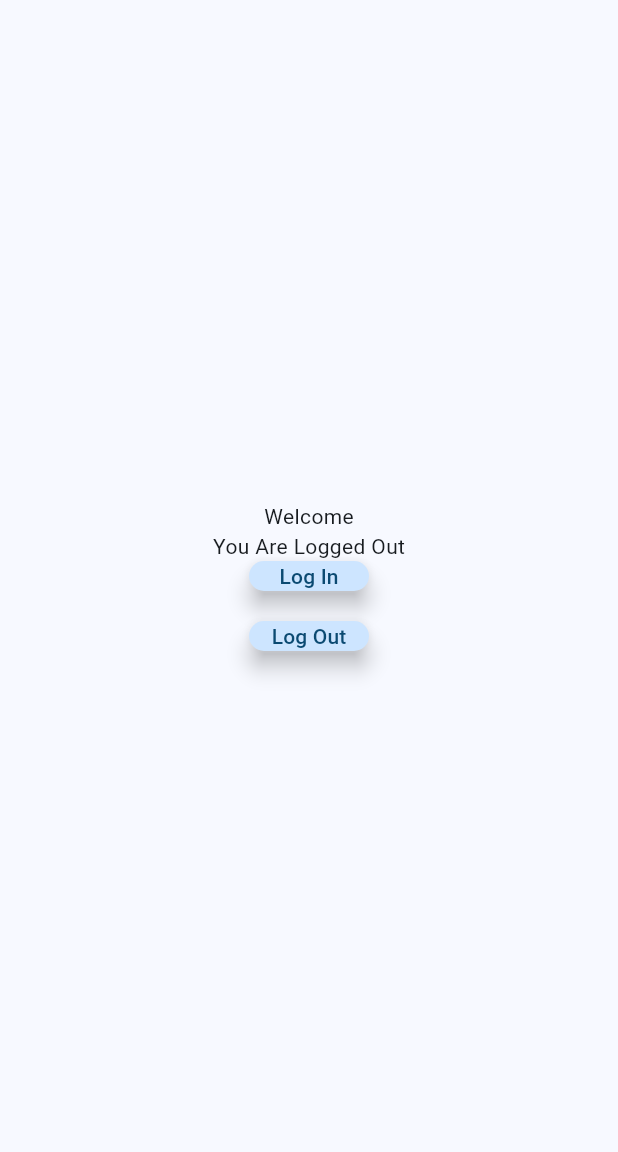
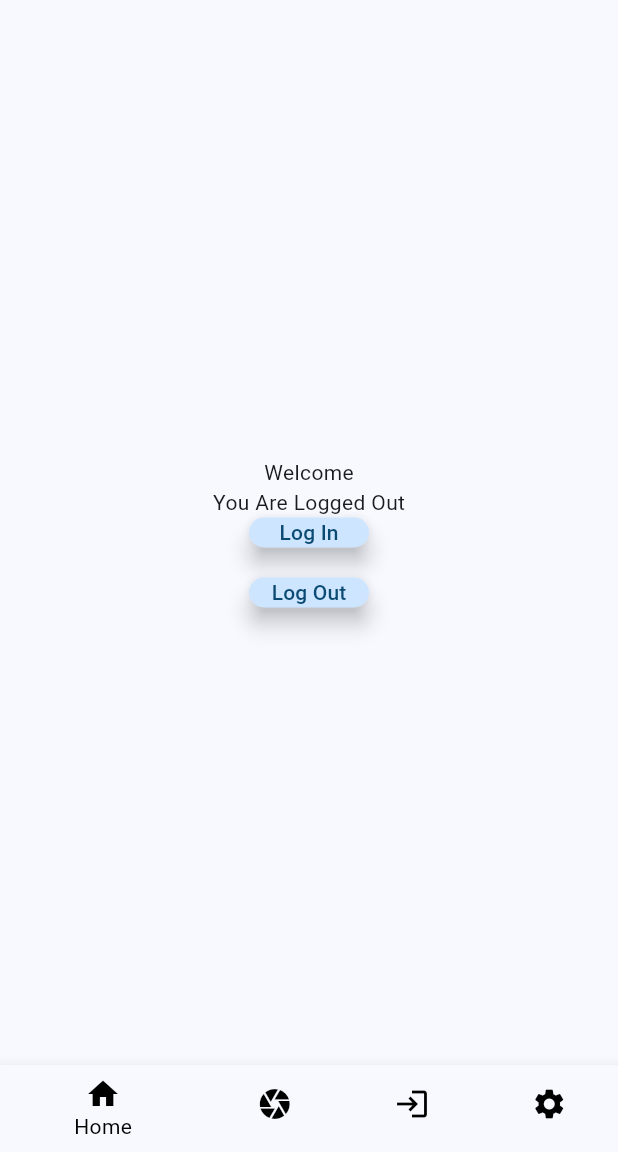
Before and after one commit to M-Masood4/TheftSense, a Flutter app: the screen it shows after launch, on a phone screen of 412 x 824 dp, the part 84-1236 px from its top. Run offline on Flutter 3.47's test engine with Material 3 defaults, Android fonts, the light colour scheme and no system bars.

Commit message:
added bottom bar UI (non-functional)

```diff
--- a/my_app/lib/main.dart
+++ b/my_app/lib/main.dart
@@ -47,6 +47,16 @@ class _MyHomePageState extends State<MyHomePage> {
   @override
   Widget build(BuildContext context) {
     return Scaffold(
+      bottomNavigationBar: BottomNavigationBar(
+              selectedItemColor: Colors.black,
+              unselectedItemColor: Colors.black,
+              items: const [
+                BottomNavigationBarItem(icon: Icon(Icons.home), label: 'Home'),
+                BottomNavigationBarItem(icon: Icon(Icons.camera), label: 'Cameras'),
+                BottomNavigationBarItem(icon: Icon(Icons.login), label: 'History'),
+                BottomNavigationBarItem(icon: Icon(Icons.settings), label: 'Settings')
+              ]
+            ),
       appBar: AppBar(
         backgroundColor: Theme.of(context).colorScheme.inversePrimary,
         title: Text(widget.title),
@@ -80,6 +90,18 @@ class _MyHomePageState extends State<MyHomePage> {
                 child: const Text('Log Out'),
               ),
             ),
+            /*
+            BottomNavigationBar(
+              selectedItemColor: Colors.black,
+              unselectedItemColor: Colors.black,
+              items: const [
+                BottomNavigationBarItem(icon: Icon(Icons.home), label: 'Home'),
+                BottomNavigationBarItem(icon: Icon(Icons.camera), label: 'Cameras'),
+                BottomNavigationBarItem(icon: Icon(Icons.login), label: 'History'),
+                BottomNavigationBarItem(icon: Icon(Icons.settings), label: 'Settings')
+              ]
+            )
+            */
           ],
         ),
       ),
```
